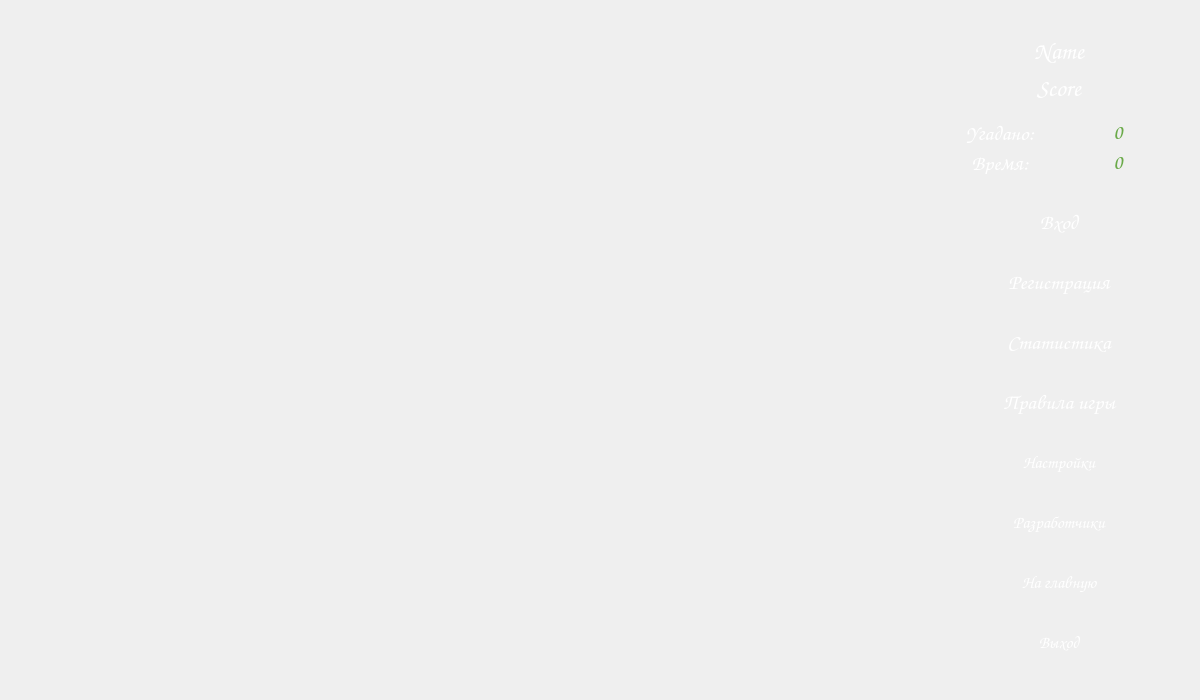
Before: the Qt Designer form mainwindow.ui in dronnikovigor/gui-1h2017-14, drawn with Qt 5.
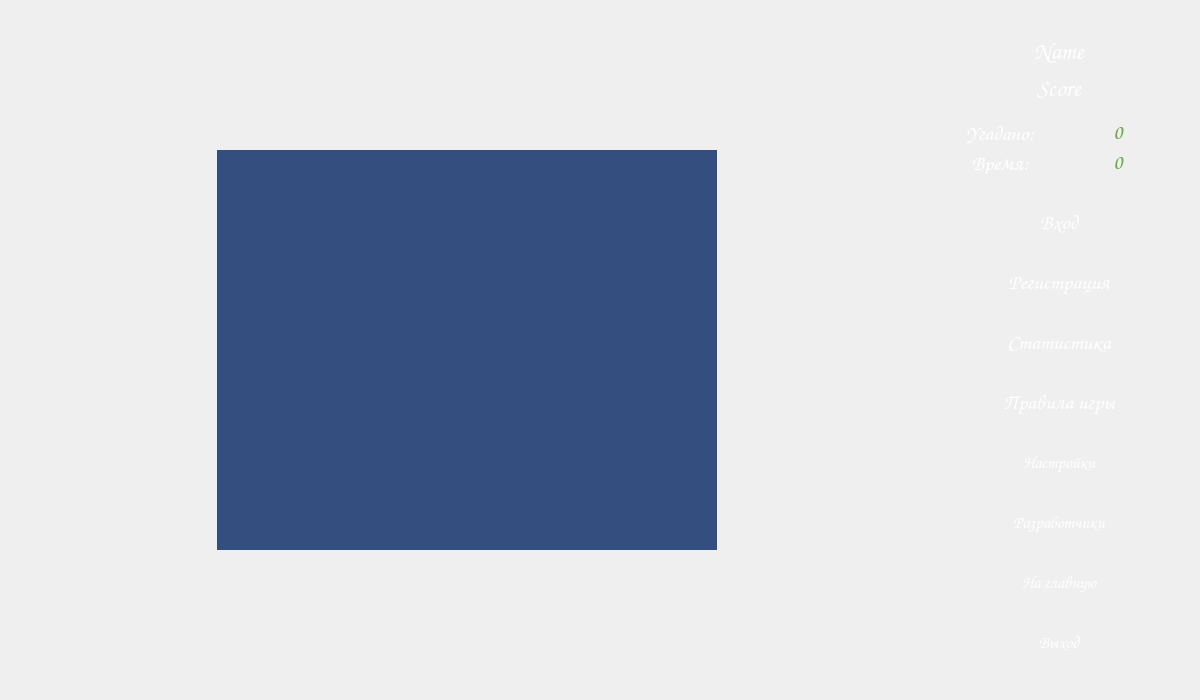
After: the same form once the commit is applied. The open tabs and pages were chosen to show the change. Icons and pictures are not drawn.

Commit message: New how to play layout

Diff of the .ui file:
```diff
--- a/mainwindow.ui
+++ b/mainwindow.ui
@@ -2506,10 +2506,9 @@
             </property>
             <property name="styleSheet">
              <string notr="true">color: rgb(255, 255, 255);
-background-image: url(:/images/res/background_login.png);
-background-color: rgba(255, 255, 255, 0);
 font: 17pt &quot;Comic Sans MS&quot;;
-border: 0px;</string>
+border: 0px;
+background-color: rgb(52, 78, 127);</string>
             </property>
            </widget>
           </item>
```
Left out of the diff: 2 changed lines with no effect on the pictures. The commit also changes 1 other file.
